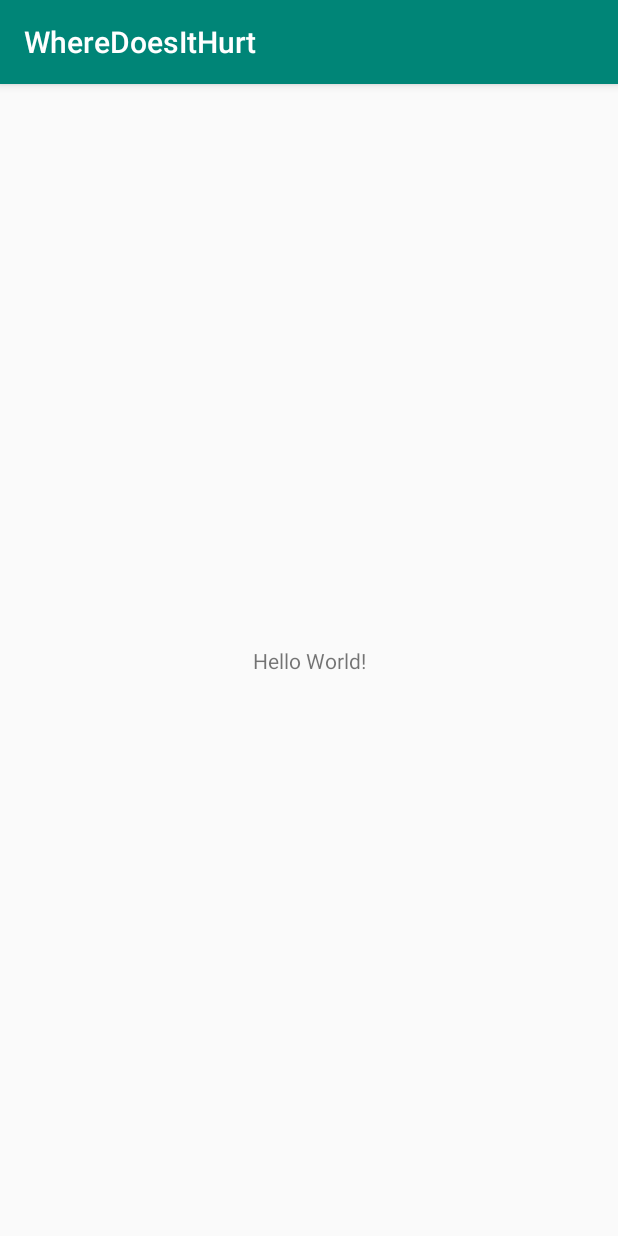
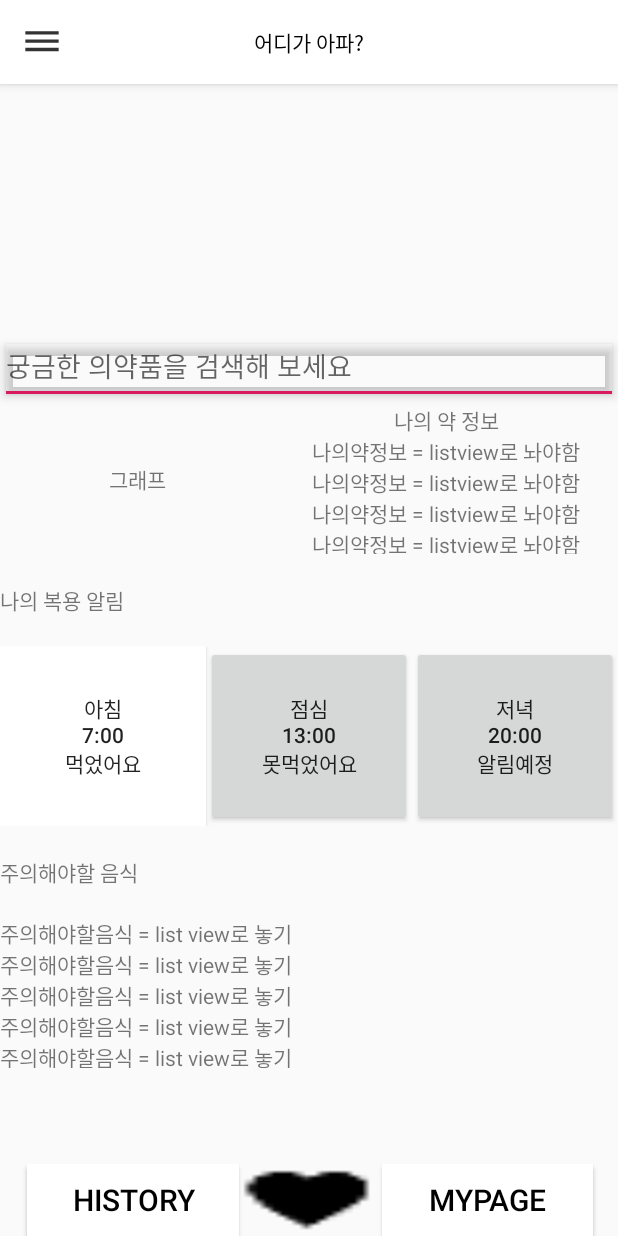
Before and after one commit to LeeGyeongHwan/WhereDoesItHurt, an Android app: the screen it shows after launch (MainActivity), on a phone screen of 412 x 824 dp. Run offline under Robolectric (Android 15) with nearby library versions, the phone set to English and light mode, and no system bars.

Commit message:
main화면 UI
main화면 UI 뼈대구축

```diff
--- a/app/src/main/AndroidManifest.xml
+++ b/app/src/main/AndroidManifest.xml
@@ -9,7 +9,8 @@
         android:roundIcon="@mipmap/ic_launcher_round"
         android:supportsRtl="true"
         android:theme="@style/AppTheme" >
-        <activity android:name=".MainActivity" >
+        <activity android:name=".MainActivity"
+            android:windowSoftInputMode="adjustNothing">
             <intent-filter>
                 <action android:name="android.intent.action.MAIN" />
 
--- /dev/null
+++ b/app/src/main/java/com/k1l3/wheredoesithurt/Fragment_main.java
@@ -0,0 +1,38 @@
+package com.k1l3.wheredoesithurt;
+
+import android.os.Bundle;
+import android.support.annotation.NonNull;
+import android.support.annotation.Nullable;
+import android.support.v4.app.Fragment;
+import android.view.KeyEvent;
+import android.view.LayoutInflater;
+import android.view.View;
+import android.view.ViewGroup;
+import android.view.inputmethod.EditorInfo;
+import android.widget.EditText;
+import android.widget.TextView;
+import android.widget.Toast;
+
+public class Fragment_main extends Fragment {
+    EditText medicine_search;
+    @Nullable
+    @Override
+    public View onCreateView(@NonNull LayoutInflater inflater, @Nullable ViewGroup container,
+                             @Nullable Bundle savedInstanceState){
+        final View viewGroup = inflater.inflate(R.layout.fragment_main,container, false);
+        medicine_search=(EditText)viewGroup.findViewById(R.id.medicin_search);
+        medicine_search.setImeOptions(EditorInfo.IME_ACTION_SEARCH);
+        medicine_search.setOnEditorActionListener(new TextView.OnEditorActionListener() {
+            @Override
+            public boolean onEditorAction(TextView v, int actionId, KeyEvent event) {
+                Toast.makeText(getContext(),medicine_search.getText().toString()+"검색",Toast.LENGTH_LONG).show();
+                return false;
+            }
+        });
+        return viewGroup;
+    }
+    public void onViewCreated(@NonNull View view, @Nullable Bundle savedInstanceState) {
+        super.onViewCreated(view, savedInstanceState);
+
+    }
+}
--- a/app/src/main/java/com/k1l3/wheredoesithurt/MainActivity.java
+++ b/app/src/main/java/com/k1l3/wheredoesithurt/MainActivity.java
@@ -1,13 +1,43 @@
 package com.k1l3.wheredoesithurt;
 
+import android.os.Bundle;
+import android.support.annotation.NonNull;
+import android.support.v4.app.Fragment;
+import android.support.v7.app.ActionBar;
 import android.support.v7.app.AppCompatActivity;
-import android.os.Bundle;
+import android.support.v7.widget.Toolbar;
+import android.view.MenuItem;
 
 public class MainActivity extends AppCompatActivity {
-
+    Toolbar toolbar;
+    ActionBar actionBar;
+    Fragment fragment_main;
     @Override
     protected void onCreate(Bundle savedInstanceState) {
         super.onCreate(savedInstanceState);
         setContentView(R.layout.activity_main);
+        toolbar=(Toolbar)findViewById(R.id.toolbar);
+        setSupportActionBar(toolbar);
+        ActionBar actionBar = getSupportActionBar();
+        actionBar.setDisplayShowCustomEnabled(true); //커스터마이징 하기 위해 필요
+        actionBar.setDisplayShowTitleEnabled(false);
+        actionBar.setDisplayHomeAsUpEnabled(true); // 뒤로가기 버튼, 디폴트로 true만 해도 백버튼이 생김
+        actionBar.setHomeAsUpIndicator(R.drawable.ic_menu);
+        replaceFragment(fragment_main=new Fragment_main());
+    }
+    @Override
+    public boolean onOptionsItemSelected(MenuItem item) {
+        switch (item.getItemId()){
+            case android.R.id.home:{
+                //메뉴버튼 누를시 작동하게하는것
+            }
+        }
+        return super.onOptionsItemSelected(item);
+    }
+    private void replaceFragment(@NonNull Fragment fragment) {
+        getSupportFragmentManager()
+                .beginTransaction()
+                .replace(R.id.main_container, fragment)
+                .commit();
     }
 }
--- /dev/null
+++ b/app/src/main/res/drawable/ic_menu.xml
@@ -0,0 +1,13 @@
+<vector xmlns:android="http://schemas.android.com/apk/res/android"
+    android:width="24dp"
+    android:height="24dp"
+    android:viewportWidth="21.6"
+    android:viewportHeight="21.6"
+    android:tint="#333333">
+    <group android:translateX="-1.2"
+        android:translateY="-1.2">
+        <path
+            android:fillColor="#FF000000"
+            android:pathData="M2,15.5v2h20v-2L2,15.5zM2,10.5v2h20v-2L2,10.5zM2,5.5v2h20v-2L2,5.5z"/>
+    </group>
+</vector>
--- a/app/src/main/res/layout/activity_main.xml
+++ b/app/src/main/res/layout/activity_main.xml
@@ -5,15 +5,77 @@
     xmlns:app="http://schemas.android.com/apk/res-auto"
     android:layout_width="match_parent"
     android:layout_height="match_parent"
-    tools:context=".MainActivity">
+    android:orientation="vertical">
+    <android.support.v7.widget.Toolbar
+        android:id="@+id/toolbar"
+        android:layout_width="match_parent"
+        android:layout_height="wrap_content"
+        android:background="#ffffff"
+        android:theme="@style/ThemeOverlay.AppCompat.Dark.ActionBar"
+        app:popupTheme="@style/ThemeOverlay.AppCompat.Dark.ActionBar"
+        android:elevation="4dp"
+        tools:ignore="MissingConstraints" >
+        <TextView
+            android:layout_width="wrap_content"
+            android:layout_height="wrap_content"
+            android:textColor="#000000"
+            android:text="어디가 아파?"
+            android:layout_gravity="center"
+            />
+    </android.support.v7.widget.Toolbar>
 
-    <TextView
-        android:layout_width="wrap_content"
+    <FrameLayout
+        android:id="@+id/main_container"
+        android:layout_width="0dp"
+        android:layout_height="620dp"
+        android:layout_marginBottom="40dp"
+        app:layout_constraintBottom_toBottomOf="parent"
+        app:layout_constraintEnd_toEndOf="parent"
+        app:layout_constraintHorizontal_bias="0.0"
+        app:layout_constraintStart_toStartOf="parent"
+        app:layout_constraintTop_toTopOf="parent"
+        app:layout_constraintVertical_bias="0.788" />
+
+    <LinearLayout
+        android:layout_width="417dp"
         android:layout_height="wrap_content"
-        android:text="Hello World!"
+        android:layout_marginTop="8dp"
+        android:orientation="horizontal"
         app:layout_constraintBottom_toBottomOf="parent"
-        app:layout_constraintLeft_toLeftOf="parent"
-        app:layout_constraintRight_toRightOf="parent"
-        app:layout_constraintTop_toTopOf="parent" />
+        app:layout_constraintEnd_toEndOf="parent"
+        app:layout_constraintStart_toStartOf="parent"
+        app:layout_constraintTop_toTopOf="parent"
+        app:layout_constraintVertical_bias="1.0">
 
+        <Button
+            android:layout_width="150dp"
+            android:layout_height="match_parent"
+            android:layout_gravity="left"
+            android:layout_weight="2"
+            android:background="#ffffff"
+            android:gravity="center"
+            android:text="HISTORY"
+            android:layout_marginLeft="20dp"
+            android:textColor="#000000"
+            android:textSize="20dp" />
+
+        <ImageButton
+            android:layout_width="100dp"
+            android:layout_height="match_parent"
+            android:layout_gravity="center"
+            android:layout_weight="1"
+            android:background="@drawable/ic_popular_black_24" />
+
+        <Button
+            android:layout_width="150dp"
+            android:layout_height="match_parent"
+            android:layout_gravity="right"
+            android:layout_weight="2"
+            android:background="#ffffff"
+            android:gravity="center"
+            android:layout_marginRight="20dp"
+            android:text="MYPAGE"
+            android:textColor="#000000"
+            android:textSize="20dp" />
+    </LinearLayout>
 </android.support.constraint.ConstraintLayout>
--- /dev/null
+++ b/app/src/main/res/layout/fragment_main.xml
@@ -0,0 +1,88 @@
+<?xml version="1.0" encoding="utf-8"?>
+<LinearLayout
+    android:orientation="vertical"
+    xmlns:android="http://schemas.android.com/apk/res/android" android:layout_width="match_parent"
+    android:layout_height="match_parent">
+
+    <EditText
+        android:id="@+id/medicin_search"
+        android:layout_marginTop="90dp"
+        android:layout_width="match_parent"
+        android:layout_height="50dp"
+        android:inputType="text"
+        android:hint="궁금한 의약품을 검색해 보세요" />
+    <LinearLayout
+        android:orientation="horizontal"
+        android:layout_width="match_parent"
+        android:layout_height="wrap_content">
+        <TextView
+            android:text="그래프"
+            android:layout_weight="0.8"
+            android:gravity="center"
+            android:layout_width="0dp"
+            android:layout_height="100dp" />
+        <LinearLayout
+            android:orientation="vertical"
+            android:layout_weight="1"
+            android:layout_width="0dp"
+            android:layout_height="match_parent">
+            <TextView
+                android:text="나의 약 정보"
+                android:gravity="center"
+                android:layout_width="match_parent"
+                android:layout_height="wrap_content" />
+            <ScrollView
+                android:scrollbars="vertical"
+                android:layout_width="match_parent"
+                android:layout_height="match_parent">
+                <TextView
+                    android:text="나의약정보 = listview로 놔야함\n나의약정보 = listview로 놔야함\n나의약정보 = listview로 놔야함\n나의약정보 = listview로 놔야함\n나의약정보 = listview로 놔야함\n
+                                  나의약정보 = listview로 놔야함\n나의약정보 = listview로 놔야함\n"
+                    android:gravity="center"
+                    android:layout_width="match_parent"
+                    android:layout_height="match_parent" />
+            </ScrollView>
+        </LinearLayout>
+    </LinearLayout>
+    <TextView
+        android:layout_marginTop="20dp"
+        android:text="나의 복용 알림"
+        android:layout_width="match_parent"
+        android:layout_height="wrap_content" />
+    <LinearLayout
+        android:layout_marginTop="20dp"
+        android:layout_width="match_parent"
+        android:layout_height="wrap_content">
+        <Button
+            android:text="아침\n7:00\n먹었어요"
+            android:layout_weight="1"
+            android:layout_width="0dp"
+            android:background="#ffffff"
+            android:layout_height="120dp" />
+        <Button
+            android:text="점심\n13:00\n못먹었어요"
+            android:layout_weight="1"
+            android:layout_width="0dp"
+            android:layout_height="120dp" />
+        <Button
+            android:text="저녁\n20:00\n알림예정"
+            android:layout_weight="1"
+            android:layout_width="0dp"
+            android:layout_height="120dp" />
+    </LinearLayout>
+    <TextView
+        android:layout_marginTop="20dp"
+        android:text="주의해야할 음식"
+        android:layout_width="match_parent"
+    android:layout_height="wrap_content" />
+    <ScrollView
+        android:scrollbars="vertical"
+        android:layout_marginTop="20dp"
+        android:layout_width="match_parent"
+        android:layout_height="100dp">
+        <TextView
+            android:text="주의해야할음식 = list view로 놓기\n주의해야할음식 = list view로 놓기\n주의해야할음식 = list view로 놓기\n주의해야할음식 = list view로 놓기\n주의해야할음식 = list view로 놓기\n주의해야할음식 = list view로 놓기\n"
+            android:layout_width="match_parent"
+            android:layout_height="match_parent" />
+    </ScrollView>
+</LinearLayout>
--- a/app/src/main/res/values/styles.xml
+++ b/app/src/main/res/values/styles.xml
@@ -1,11 +1,11 @@
 <resources>
 
     <!-- Base application theme. -->
-    <style name="AppTheme" parent="Theme.AppCompat.Light.DarkActionBar">
+    <style name="AppTheme" parent="Theme.AppCompat.Light.NoActionBar">
         <!-- Customize your theme here. -->
         <item name="colorPrimary">@color/colorPrimary</item>
         <item name="colorPrimaryDark">@color/colorPrimaryDark</item>
         <item name="colorAccent">@color/colorAccent</item>
+        <item name="android:elevation">4dp</item>
     </style>
-
 </resources>
```
Also changed, not shown: app/src/main/res/drawable-xxhdpi/ic_popular_black_24.png (added).
